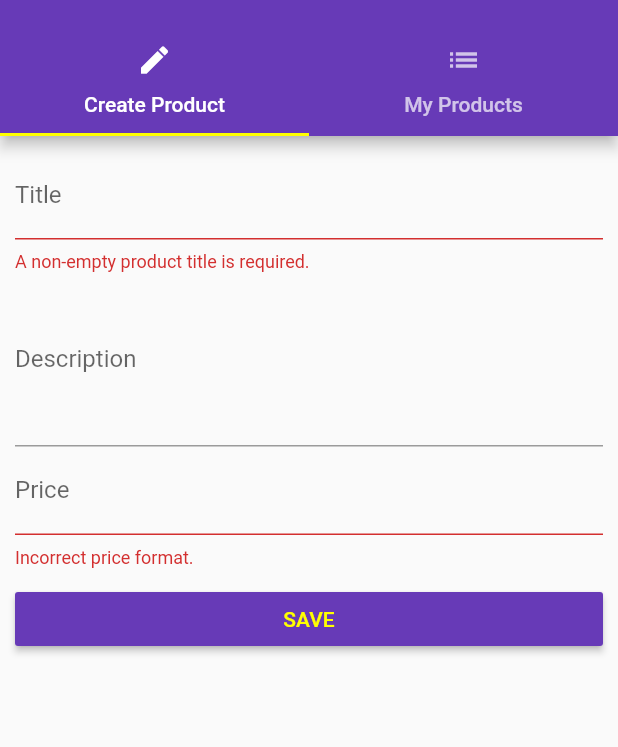
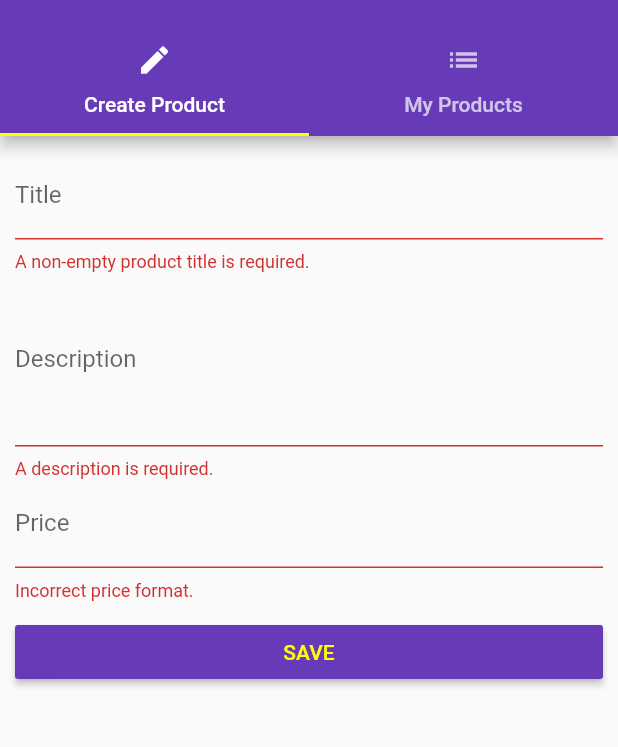
Before and after one commit to s6o/flutter_course, a Flutter app: the AdminPage screen opened by its route, after a tap on "SAVE", on a phone screen of 412 x 824 dp, the part 59-806 px from its top. Run offline on Flutter 3.47's test engine with Material 2 defaults, Android fonts, the phone set to English and light mode, and no system bars.

Commit message:
Instead of Map<String, dyanmic> move to the Product class.

```diff
--- a/lib/main.dart
+++ b/lib/main.dart
@@ -5,6 +5,8 @@ import './pages/auth.dart';
 import './pages/admin.dart';
 import './pages/products.dart';
 import './pages/product_detail.dart';
+
+import './models/product.dart';
 
 void main() {
   debugPaintSizeEnabled = false;
@@ -21,9 +23,9 @@ class MyApp extends StatefulWidget {
 }
 
 class _MyAppState extends State<MyApp> {
-  final List<Map<String, dynamic>> _products = [];
+  final List<Product> _products = [];
 
-  void _addProduct(Map<String, dynamic> product) {
+  void _addProduct(Product product) {
     setState(() {
       _products.add(product);
     });
@@ -37,7 +39,7 @@ class _MyAppState extends State<MyApp> {
     }
   }
 
-  void _updateProduct(Map<String, dynamic> product, int index) {
+  void _updateProduct(Product product, int index) {
     setState(() {
       _products[index] = product;
     });
--- /dev/null
+++ b/lib/models/product.dart
@@ -0,0 +1,20 @@
+import 'package:flutter/material.dart';
+
+class Product {
+  final String title;
+  final String description;
+  final double price;
+  final String image;
+
+  Product(
+      {@required this.title,
+      @required this.description,
+      @required this.price,
+      @required this.image});
+
+  Product.fromMap(Map<String, dynamic> m)
+      : title = m['title'],
+        description = m['description'],
+        price = m['price'],
+        image = m['image'];
+}
--- a/lib/pages/admin.dart
+++ b/lib/pages/admin.dart
@@ -2,9 +2,10 @@ import 'package:flutter/material.dart';
 
 import './product_edit.dart';
 import './product_list.dart';
+import '../models/product.dart';
 
 class AdminPage extends StatelessWidget {
-  final List<Map<String, dynamic>> products;
+  final List<Product> products;
   final Function addProduct;
   final Function deleteProduct;
   final Function updateProduct;
--- a/lib/pages/product_detail.dart
+++ b/lib/pages/product_detail.dart
@@ -2,10 +2,11 @@ import 'dart:async';
 import 'package:flutter/material.dart';
 
 import '../widgets/product_info.dart';
+import '../models/product.dart';
 
 class ProductDetailPage extends StatelessWidget {
   final int index;
-  final Map<String, dynamic> product;
+  final Product product;
 
   ProductDetailPage(this.index, this.product);
 
--- a/lib/pages/product_edit.dart
+++ b/lib/pages/product_edit.dart
@@ -1,10 +1,11 @@
 import 'package:flutter/material.dart';
+import '../models/product.dart';
 
 class ProductEditPage extends StatefulWidget {
   final Function addProduct;
   final Function deleteProduct;
   final Function updateProduct;
-  final Map<String, dynamic> product;
+  final Product product;
   final int productIndex;
 
   ProductEditPage(
@@ -45,10 +46,19 @@ class _ProductCreatePageState extends State<ProductEditPage> {
     if (widget.product == null) {
       return '';
     } else {
-      if (widget.product[key] is double) {
-        return widget.product[key].toString();
+      switch (key) {
+        case 'title':
+          return widget.product.title;
+          break;
+        case 'description':
+          return widget.product.description;
+          break;
+        case 'price':
+          return widget.product.price.toString();
+          break;
+        default:
+          return '';
       }
-      return widget.product[key];
     }
   }
 
@@ -87,6 +97,11 @@ class _ProductCreatePageState extends State<ProductEditPage> {
                 maxLines: 4,
                 onSaved: (String v) => _formData['description'] = v,
                 initialValue: _initialValue('description'),
+                validator: (String v) {
+                  if (v.isEmpty) {
+                    return 'A description is required.';
+                  }
+                },
               ),
               TextFormField(
                 decoration: InputDecoration(labelText: 'Price'),
@@ -110,9 +125,10 @@ class _ProductCreatePageState extends State<ProductEditPage> {
                   if (_formKey.currentState.validate()) {
                     _formKey.currentState.save();
                     if (widget.productIndex == null) {
-                      widget.addProduct(_formData);
+                      widget.addProduct(Product.fromMap(_formData));
                     } else {
-                      widget.updateProduct(_formData, widget.productIndex);
+                      widget.updateProduct(
+                          Product.fromMap(_formData), widget.productIndex);
                     }
                     Navigator.pushReplacementNamed(context, '/admin');
                   }
--- a/lib/pages/products.dart
+++ b/lib/pages/products.dart
@@ -1,9 +1,10 @@
 import 'package:flutter/material.dart';
 
 import '../widgets/products_all.dart';
+import '../models/product.dart';
 
 class ProductsPage extends StatelessWidget {
-  final List<Map<String, dynamic>> products;
+  final List<Product> products;
   final Function addProduct;
   final Function deleteProduct;
 
--- a/lib/widgets/product_card.dart
+++ b/lib/widgets/product_card.dart
@@ -1,9 +1,10 @@
 import 'package:flutter/material.dart';
 
 import './product_info.dart';
+import '../models/product.dart';
 
 class ProductCard extends StatelessWidget {
-  final Map<String, dynamic> product;
+  final Product product;
   final int index;
   final Function deleteProduct;
 
--- a/lib/widgets/products_all.dart
+++ b/lib/widgets/products_all.dart
@@ -1,11 +1,12 @@
 import 'package:flutter/material.dart';
 
 import './product_card.dart';
+import '../models/product.dart';
 
 typedef DeleteFn = void Function(int i);
 
 class ProductsAll extends StatelessWidget {
-  final List<Map<String, dynamic>> products;
+  final List<Product> products;
   final DeleteFn deleteProduct;
 
   ProductsAll(this.products, {this.deleteProduct});
--- a/pubspec.yaml
+++ b/pubspec.yaml
@@ -8,6 +8,7 @@ dependencies:
   # The following adds the Cupertino Icons font to your application.
   # Use with the CupertinoIcons class for iOS style icons.
   cupertino_icons: ^0.1.2
+  scoped_model: ^0.2.0
 
 dev_dependencies:
   flutter_test:
```
Also changed, not shown: lib/pages/product_list.dart (+5 -4 lines), lib/widgets/product_info.dart (+7 -5 lines), pubspec.lock.
